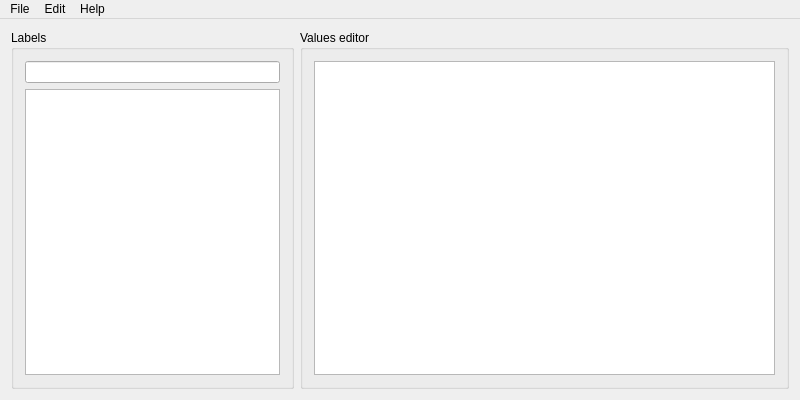
Above: forms/mainwindow.ui from pa23/diecat before the change. Below: the same form after it.
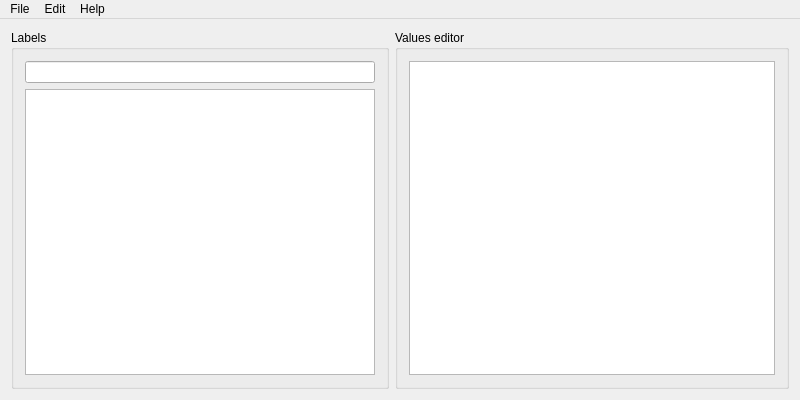
That is the form after the change.

Commit message: Reading a2l from MainWindow and showing label of scalars.

```diff
--- a/forms/mainwindow.ui
+++ b/forms/mainwindow.ui
@@ -39,16 +39,16 @@
           <widget class="QLineEdit" name="lineEdit_QuickSearch"/>
          </item>
          <item>
-          <widget class="QListView" name="listView_Labels">
+          <widget class="QListWidget" name="listWidget_Labels">
            <property name="minimumSize">
             <size>
-             <width>255</width>
+             <width>350</width>
              <height>0</height>
             </size>
            </property>
            <property name="maximumSize">
             <size>
-             <width>255</width>
+             <width>350</width>
              <height>16777215</height>
             </size>
            </property>
```
Left out of the diff: 3 changed lines with no effect on the pictures. The commit also changes 3 other files.
